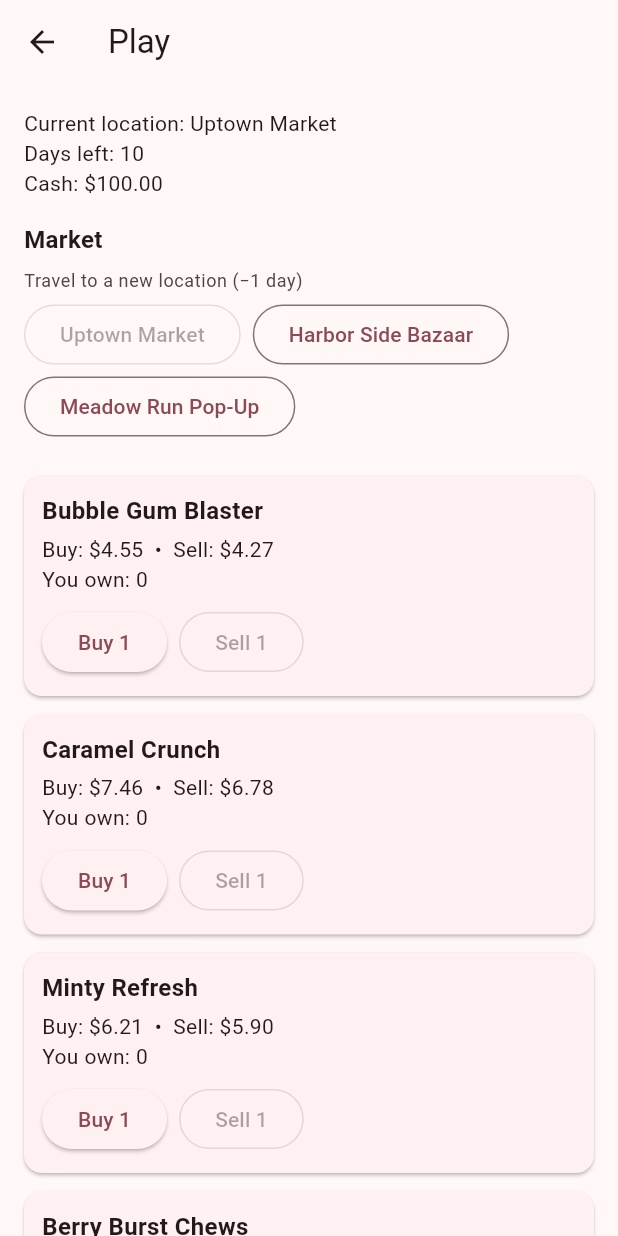
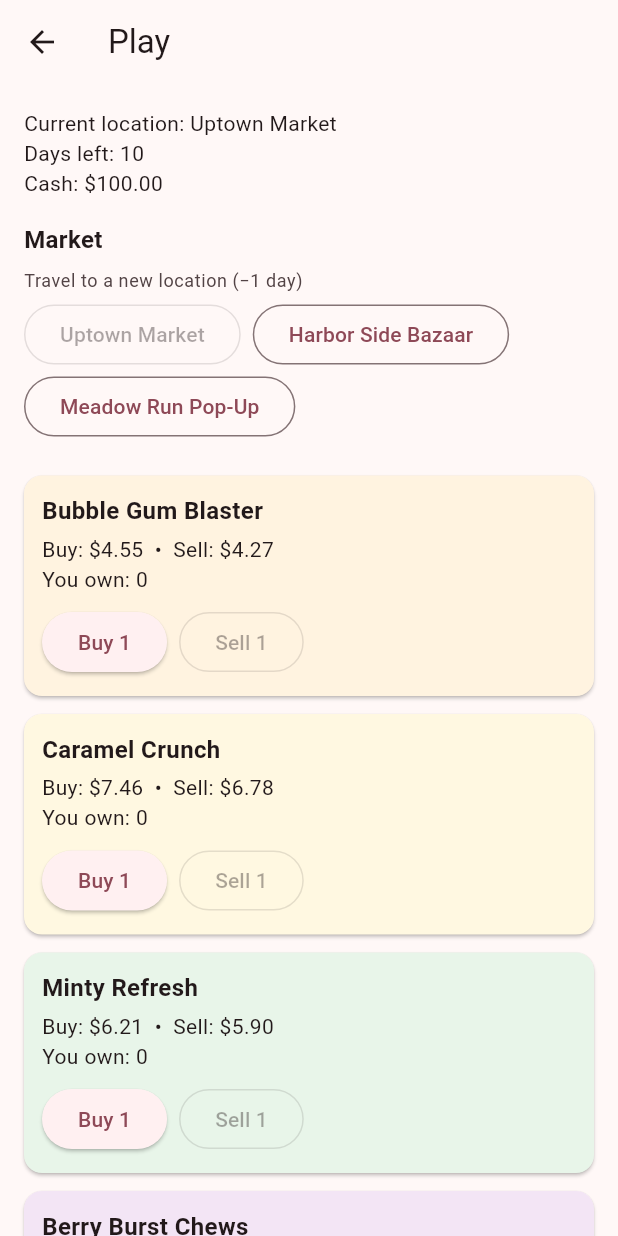
Before and after one commit to alexs1305/SweetStall, a Flutter app: the PlayScreen screen opened by its route, on a phone screen of 412 x 824 dp. Run offline on Flutter 3.47's test engine with Material 3 defaults, Android fonts, the phone set to English and light mode, and no system bars; our stand-ins replace shared_preferences; accounts and stored records are empty.

Commit message:
Add deterministic colors for sweet cards

```diff
--- a/lib/screens/play_screen.dart
+++ b/lib/screens/play_screen.dart
@@ -4,6 +4,13 @@ import 'package:provider/provider.dart';
 import '../data/game_data.dart';
 import '../game/game_actions.dart';
 import '../game/game_state.dart';
+
+const Map<String, Color> _sweetCardColors = {
+  'bubble': Color(0xFFFFF3E0),
+  'caramel': Color(0xFFFFF8E1),
+  'mint': Color(0xFFE8F5E9),
+  'berry': Color(0xFFF3E5F5),
+};
 
 class PlayScreen extends StatelessWidget {
   const PlayScreen({super.key});
@@ -69,7 +76,10 @@ class PlayScreen extends StatelessWidget {
                 final canBuy = gameState.player.cash >= buyPrice;
                 final canSell = ownedQuantity > 0;
 
+                final cardColor = _sweetCardColors[sweet.id];
+
                 return Card(
+                  color: cardColor ?? Theme.of(context).colorScheme.surface,
                   margin: const EdgeInsets.symmetric(vertical: 6),
                   child: Padding(
                     padding: const EdgeInsets.all(12),
```
Also changed, not shown: 1 other file.
